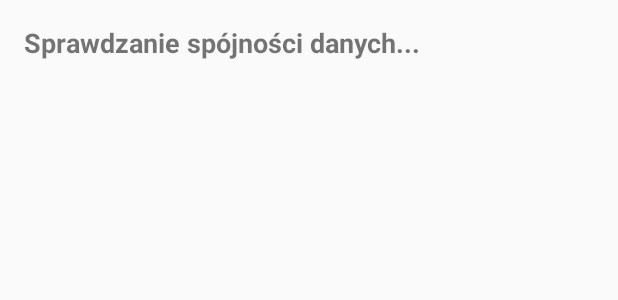
After one commit to PixelEfect/Wh2Rpg, an Android app built with Jetpack Compose: the layout activity_professions_consistency_checker.xml on its own in the app's theme, with its tools: preview values and no code run, on a phone screen of 412 x 824 dp. The commit adds this screen. Shown: the top 300 px of the screen. Run offline under Robolectric (Android 15) with nearby library versions, the phone set to English and light mode, and no system bars.

Commit message:
Profession consistency checker added, data corrected

```diff
--- a/app/src/main/AndroidManifest.xml
+++ b/app/src/main/AndroidManifest.xml
@@ -39,7 +39,13 @@
             android:name=".StatsFormActivity"
             android:exported="false"/>
         <activity
+            android:name=".DescriptionFormActivity"
+            android:exported="false"/>
+        <activity
             android:name=".LoginActivity"
+            android:exported="false"/>
+        <activity
+            android:name=".ProfessionsConsistencyChecker"
             android:exported="false"/>
     </application>
 
--- a/app/src/main/java/com/dd/rpgcardapp/DescriptionFormActivity.kt
+++ b/app/src/main/java/com/dd/rpgcardapp/DescriptionFormActivity.kt
@@ -18,7 +18,7 @@ class DescriptionFormActivity : BaseActivity() {
 
     override fun onCreate(savedInstanceState: Bundle?) {
         super.onCreate(savedInstanceState)
-        setContentView(R.layout.activity_stats_form)
+        setContentView(R.layout.activity_description_form)
 
         db = Firebase.firestore
         userId = Firebase.auth.currentUser?.uid ?: ""
--- a/app/src/main/java/com/dd/rpgcardapp/MainActivity.kt
+++ b/app/src/main/java/com/dd/rpgcardapp/MainActivity.kt
@@ -142,6 +142,9 @@ class MainActivity : BaseActivity() {
         findViewById<Button>(R.id.addCharacterButton).setOnClickListener {
             startActivity(Intent(this, NewCardActivity::class.java))
         }
+        findViewById<Button>(R.id.testButton).setOnClickListener {
+            startActivity(Intent(this, ProfessionsConsistencyChecker::class.java))
+        }
     }
 
     // onStart is called when the activity is about to become visible
--- a/app/src/main/java/com/dd/rpgcardapp/data/Professions.kt
+++ b/app/src/main/java/com/dd/rpgcardapp/data/Professions.kt
@@ -1,6 +1,4 @@
 package com.dd.rpgcardapp.data
-
-import android.widget.GridLayout.Spec
 
 data class Profession(
     val name: String,
--- a/app/src/main/res/layout/activity_main.xml
+++ b/app/src/main/res/layout/activity_main.xml
@@ -65,7 +65,7 @@
             android:layout_height="match_parent" />
 
         <Button
-            android:id="@+id/addCampaignButton"
+            android:id="@+id/testButton"
             android:layout_width="wrap_content"
             android:layout_height="wrap_content"
             android:background="@drawable/campaign_001"
--- /dev/null
+++ b/app/src/main/res/layout/activity_professions_consistency_checker.xml
@@ -0,0 +1,15 @@
+<?xml version="1.0" encoding="utf-8"?>
+<LinearLayout xmlns:android="http://schemas.android.com/apk/res/android"
+    android:layout_width="match_parent"
+    android:layout_height="match_parent"
+    android:orientation="vertical"
+    android:padding="16dp">
+
+    <TextView
+        android:id="@+id/textViewConsistencyReport"
+        android:layout_width="match_parent"
+        android:layout_height="694dp"
+        android:text="Sprawdzanie spójności danych..."
+        android:textSize="18sp"
+        android:textStyle="bold" />
+</LinearLayout>
```
Also changed, not shown: app/src/main/java/com/dd/rpgcardapp/ProfessionsConsistencyChecker.kt (added, +72 -0 lines), app/src/main/java/com/dd/rpgcardapp/data/ProfessionsPaths.kt (+6 -1 lines).
